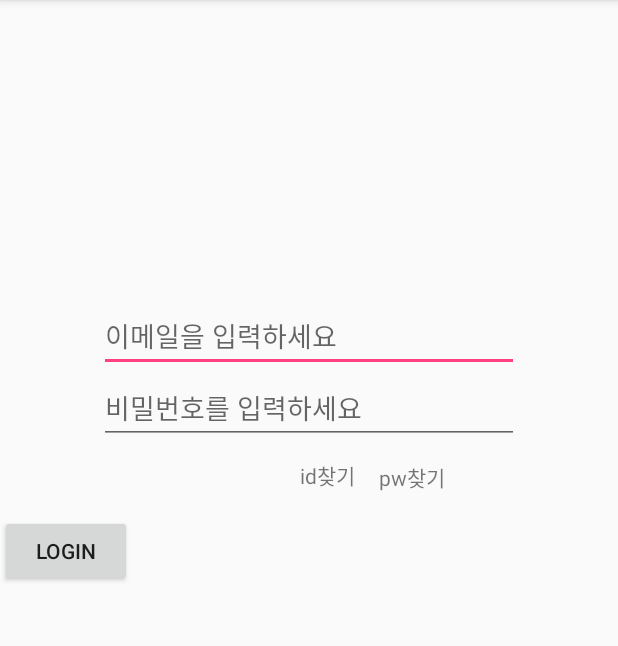
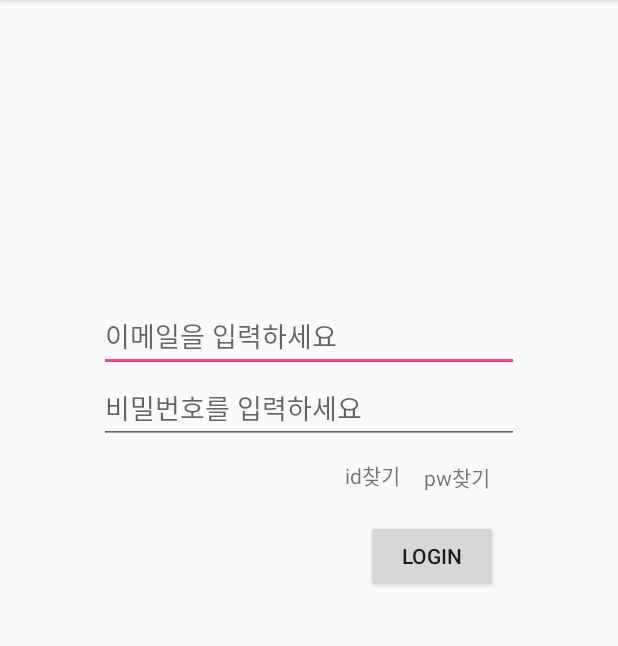
Before and after one commit to Katetel/SASU, an Android app: the screen it shows after launch (LoginActivity), on a phone screen of 412 x 824 dp, the part 84-730 px from its top. Run offline under Robolectric (Android 15) with nearby library versions, the phone set to English and light mode, and no system bars.

Commit message:
[modify] login_xml

```diff
--- a/app/src/main/res/layout/activity_login.xml
+++ b/app/src/main/res/layout/activity_login.xml
@@ -33,8 +33,8 @@
         android:id="@+id/find_id"
         android:layout_width="wrap_content"
         android:layout_height="wrap_content"
-        android:layout_marginLeft="200dp"
-        android:layout_marginStart="200dp"
+        android:layout_marginLeft="230dp"
+        android:layout_marginStart="230dp"
         android:layout_marginTop="10dp"
         android:text="id찾기"
         app:layout_constraintStart_toStartOf="parent"
@@ -57,11 +57,14 @@
         android:id="@+id/login_button"
         android:layout_width="wrap_content"
         android:layout_height="wrap_content"
-        android:layout_marginTop="16dp"
+        android:layout_marginLeft="244dp"
+        android:layout_marginStart="244dp"
+        android:layout_marginTop="18dp"
         android:text="Login"
-        app:layout_constraintTop_toBottomOf="@+id/find_id"
-        tools:layout_editor_absoluteX="208dp"
-        tools:ignore="MissingConstraints" />
+        app:layout_constraintStart_toStartOf="parent"
+        app:layout_constraintTop_toBottomOf="@+id/find_pw"
+        tools:ignore="MissingConstraints"
+        />
 
 
 </android.support.constraint.ConstraintLayout>
```
